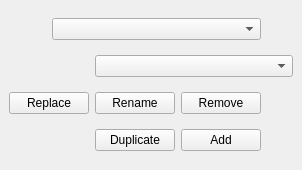
First picture: the form in selector_dockwidget_base.ui, repository LBI-brown/thematic-maps, before the edit.
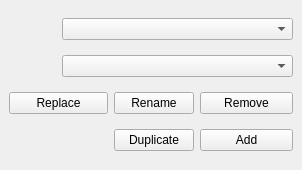
Second picture: the form after the edit.

Patch:
```diff
--- a/selector_dockwidget_base.ui
+++ b/selector_dockwidget_base.ui
@@ -35,7 +35,7 @@
        <string>Coverage</string>
       </property>
     </item>
-    <item row="1" column="2" colspan="4">
+    <item row="1" column="1" colspan="4">
      <widget class="QComboBox" name="BookmarkComboBox">
       <property name="toolTip">
        <string>Bookmark coverage</string>
```
Left out of the diff: 4 changed lines with no effect on the pictures.
